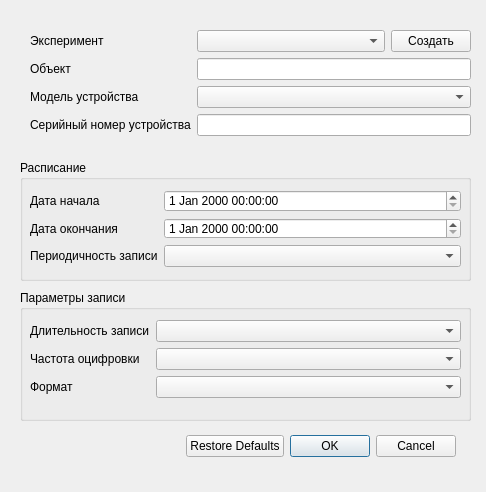
Above: ui/v1/dlg_input_schedule.ui from mcsltd/mcs-inRat-planner before the change. Below: the same form after it.
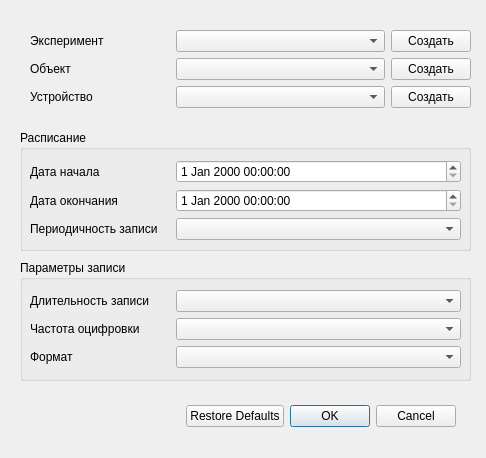
That is the form after the change.

Commit message: ui: update dlg window for input schedule

What changed in the file:
```diff
--- a/ui/v1/dlg_input_schedule.ui
+++ b/ui/v1/dlg_input_schedule.ui
@@ -10,7 +10,7 @@
     <x>0</x>
     <y>0</y>
     <width>486</width>
-    <height>492</height>
+    <height>458</height>
    </rect>
   </property>
   <property name="windowTitle">
@@ -29,7 +29,7 @@
    <property name="geometry">
     <rect>
      <x>170</x>
-     <y>430</y>
+     <y>400</y>
      <width>301</width>
      <height>32</height>
     </rect>
@@ -51,9 +51,9 @@
    <property name="geometry">
     <rect>
      <x>20</x>
-     <y>290</y>
+     <y>260</y>
      <width>451</width>
-     <height>131</height>
+     <height>121</height>
     </rect>
    </property>
    <property name="title">
@@ -71,6 +71,18 @@
     <layout class="QFormLayout" name="formLayoutRecords">
      <item row="0" column="0">
       <widget class="QLabel" name="labelDuration">
+       <property name="sizePolicy">
+        <sizepolicy hsizetype="Minimum" vsizetype="Preferred">
+         <horstretch>0</horstretch>
+         <verstretch>0</verstretch>
+        </sizepolicy>
+       </property>
+       <property name="minimumSize">
+        <size>
+         <width>140</width>
+         <height>0</height>
+        </size>
+       </property>
        <property name="text">
         <string>Длительность записи</string>
        </property>
@@ -78,26 +90,71 @@
      </item>
      <item row="1" column="0">
       <widget class="QLabel" name="labelSamplingRate">
+       <property name="sizePolicy">
+        <sizepolicy hsizetype="Minimum" vsizetype="Preferred">
+         <horstretch>0</horstretch>
+         <verstretch>0</verstretch>
+        </sizepolicy>
+       </property>
+       <property name="minimumSize">
+        <size>
+         <width>140</width>
+         <height>0</height>
+        </size>
+       </property>
        <property name="text">
         <string>Частота оцифровки</string>
        </property>
       </widget>
      </item>
      <item row="1" column="1">
-      <widget class="QComboBox" name="comboBoxSamplingRate"/>
+      <widget class="QComboBox" name="comboBoxSamplingRate">
+       <property name="sizePolicy">
+        <sizepolicy hsizetype="Minimum" vsizetype="Fixed">
+         <horstretch>0</horstretch>
+         <verstretch>0</verstretch>
+        </sizepolicy>
+       </property>
+      </widget>
      </item>
      <item row="2" column="0">
       <widget class="QLabel" name="labelFormat">
+       <property name="sizePolicy">
+        <sizepolicy hsizetype="Minimum" vsizetype="Preferred">
+         <horstretch>0</horstretch>
+         <verstretch>0</verstretch>
+        </sizepolicy>
+       </property>
+       <property name="minimumSize">
+        <size>
+         <width>140</width>
+         <height>0</height>
+        </size>
+       </property>
        <property name="text">
         <string>Формат</string>
        </property>
       </widget>
      </item>
      <item row="2" column="1">
-      <widget class="QComboBox" name="comboBoxFormat"/>
+      <widget class="QComboBox" name="comboBoxFormat">
+       <property name="sizePolicy">
+        <sizepolicy hsizetype="Minimum" vsizetype="Fixed">
+         <horstretch>0</horstretch>
+         <verstretch>0</verstretch>
+        </sizepolicy>
+       </property>
+      </widget>
      </item>
      <item row="0" column="1">
-      <widget class="QComboBox" name="comboBoxDuration"/>
+      <widget class="QComboBox" name="comboBoxDuration">
+       <property name="sizePolicy">
+        <sizepolicy hsizetype="Minimum" vsizetype="Fixed">
+         <horstretch>0</horstretch>
+         <verstretch>0</verstretch>
+        </sizepolicy>
+       </property>
+      </widget>
      </item>
     </layout>
    </widget>
@@ -106,7 +163,7 @@
    <property name="geometry">
     <rect>
      <x>20</x>
-     <y>160</y>
+     <y>130</y>
      <width>451</width>
      <height>121</height>
     </rect>
@@ -120,39 +177,96 @@
       <x>10</x>
       <y>30</y>
       <width>431</width>
-      <height>77</height>
+      <height>103</height>
      </rect>
     </property>
     <layout class="QFormLayout" name="formLayoutSchedule">
      <item row="0" column="0">
       <widget class="QLabel" name="labelStarTime">
+       <property name="sizePolicy">
+        <sizepolicy hsizetype="Minimum" vsizetype="Preferred">
+         <horstretch>0</horstretch>
+         <verstretch>0</verstretch>
+        </sizepolicy>
+       </property>
+       <property name="minimumSize">
+        <size>
+         <width>140</width>
+         <height>0</height>
+        </size>
+       </property>
        <property name="text">
         <string>Дата начала</string>
        </property>
       </widget>
      </item>
-     <item row="2" column="0">
-      <widget class="QLabel" name="labelIntervalRecord">
-       <property name="text">
-        <string>Периодичность записи</string>
+     <item row="0" column="1">
+      <widget class="QDateTimeEdit" name="dateTimeEditStartExperiment">
+       <property name="sizePolicy">
+        <sizepolicy hsizetype="Minimum" vsizetype="Fixed">
+         <horstretch>0</horstretch>
+         <verstretch>0</verstretch>
+        </sizepolicy>
        </property>
       </widget>
      </item>
-     <item row="0" column="1">
-      <widget class="QDateTimeEdit" name="dateTimeEditStartExperiment"/>
-     </item>
      <item row="1" column="0">
       <widget class="QLabel" name="labeFinishTime">
+       <property name="sizePolicy">
+        <sizepolicy hsizetype="Minimum" vsizetype="Preferred">
+         <horstretch>0</horstretch>
+         <verstretch>0</verstretch>
+        </sizepolicy>
+       </property>
+       <property name="minimumSize">
+        <size>
+         <width>140</width>
+         <height>0</height>
+        </size>
+       </property>
        <property name="text">
         <string>Дата окончания</string>
        </property>
       </widget>
      </item>
      <item row="1" column="1">
-      <widget class="QDateTimeEdit" name="dateTimeEditFinishExperiment"/>
+      <widget class="QDateTimeEdit" name="dateTimeEditFinishExperiment">
+       <property name="sizePolicy">
+        <sizepolicy hsizetype="Minimum" vsizetype="Fixed">
+         <horstretch>0</horstretch>
+         <verstretch>0</verstretch>
+        </sizepolicy>
+       </property>
+      </widget>
+     </item>
+     <item row="2" column="0">
+      <widget class="QLabel" name="labelIntervalRecord">
+       <property name="sizePolicy">
+        <sizepolicy hsizetype="Minimum" vsizetype="Preferred">
+         <horstretch>0</horstretch>
+         <verstretch>0</verstretch>
+        </sizepolicy>
+       </property>
+       <property name="minimumSize">
+        <size>
+         <width>140</width>
+         <height>0</height>
+        </size>
+       </property>
+       <property name="text">
+        <string>Периодичность записи</string>
+       </property>
+      </widget>
      </item>
      <item row="2" column="1">
-      <widget class="QComboBox" name="comboBoxInterval"/>
+      <widget class="QComboBox" name="comboBoxInterval">
+       <property name="sizePolicy">
+        <sizepolicy hsizetype="Minimum" vsizetype="Fixed">
+         <horstretch>0</horstretch>
+         <verstretch>0</verstretch>
+        </sizepolicy>
+       </property>
+      </widget>
      </item>
     </layout>
    </widget>
@@ -163,47 +277,29 @@
      <x>30</x>
      <y>30</y>
      <width>441</width>
-     <height>115</height>
+     <height>91</height>
     </rect>
    </property>
    <layout class="QFormLayout" name="formLayoutInformation">
     <item row="0" column="0">
      <widget class="QLabel" name="LabelExperiment">
+      <property name="sizePolicy">
+       <sizepolicy hsizetype="Minimum" vsizetype="Preferred">
+        <horstretch>0</horstretch>
+        <verstretch>0</verstretch>
+       </sizepolicy>
+      </property>
+      <property name="minimumSize">
+       <size>
+        <width>140</width>
+        <height>0</height>
+       </size>
+      </property>
       <property name="text">
        <string>Эксперимент</string>
       </property>
      </widget>
     </item>
-    <item row="1" column="0">
-     <widget class="QLabel" name="LabelObject">
-      <property name="text">
-       <string>Объект</string>
-      </property>
-     </widget>
-    </item>
-    <item row="1" column="1">
-     <widget class="QLineEdit" name="LineEditObject"/>
-    </item>
-    <item row="2" column="0">
-     <widget class="QLabel" name="LabelModelDevice">
-      <property name="text">
-       <string>Модель устройства</string>
-      </property>
-     </widget>
-    </item>
-    <item row="2" column="1">
-     <widget class="QComboBox" name="comboBoxModelDevice"/>
-    </item>
-    <item row="3" column="1">
-     <widget class="QLineEdit" name="LineEditSnDevice"/>
-    </item>
-    <item row="3" column="0">
-     <widget class="QLabel" name="LabelSnDevice">
-      <property name="text">
-       <string>Серийный номер устройства</string>
-      </property>
-     </widget>
-    </item>
     <item row="0" column="1">
      <layout class="QHBoxLayout" name="horizontalLayout">
       <item>
@@ -234,6 +330,84 @@
       </item>
      </layout>
     </item>
+    <item row="1" column="0">
+     <widget class="QLabel" name="LabelObject">
+      <property name="sizePolicy">
+       <sizepolicy hsizetype="Minimum" vsizetype="Preferred">
+        <horstretch>0</horstretch>
+        <verstretch>0</verstretch>
+       </sizepolicy>
+      </property>
+      <property name="minimumSize">
+       <size>
+        <width>140</width>
+        <height>0</height>
+       </size>
+      </property>
+      <property name="text">
+       <string>Объект</string>
+      </property>
+     </widget>
+    </item>
+    <item row="1" column="1">
+     <layout class="QHBoxLayout" name="horizontalLayoutObjs">
+      <item>
+       <widget class="QComboBox" name="comboBoxObjs"/>
+      </item>
+      <item>
+       <widget class="QPushButton" name="pushButtonAddObj">
+        <property name="sizePolicy">
+         <sizepolicy hsizetype="Fixed" vsizetype="Fixed">
+          <horstretch>0</horstretch>
+          <verstretch>0</verstretch>
+         </sizepolicy>
+        </property>
+        <property name="text">
+         <string>Создать</string>
+        </property>
+       </widget>
+      </item>
+     </layout>
+    </item>
+    <item row="2" column="0">
+     <widget class="QLabel" name="LabelModelDevice">
+      <property name="sizePolicy">
+       <sizepolicy hsizetype="Minimum" vsizetype="Preferred">
+        <horstretch>0</horstretch>
+        <verstretch>0</verstretch>
+       </sizepolicy>
+      </property>
+      <property name="minimumSize">
+       <size>
+        <width>140</width>
+        <height>0</height>
+       </size>
+      </property>
+      <property name="text">
+       <string>Устройство</string>
+      </property>
+     </widget>
+    </item>
+    <item row="2" column="1">
+     <layout class="QHBoxLayout" name="horizontalLayoutDevice">
+      <item>
+       <widget class="QComboBox" name="comboBoxDevices"/>
+      </item>
+      <item>
+       <widget class="QPushButton" name="pushButtonAddDevice">
+        <property name="sizePolicy">
+         <sizepolicy hsizetype="Fixed" vsizetype="Fixed">
+          <horstretch>0</horstretch>
+          <verstretch>0</verstretch>
+         </sizepolicy>
+        </property>
+        <property name="text">
+         <string>Создать</string>
+        </property>
+       </widget>
+      </item>
+     </layout>
+    </item>
    </layout>
   </widget>
  </widget>
```
